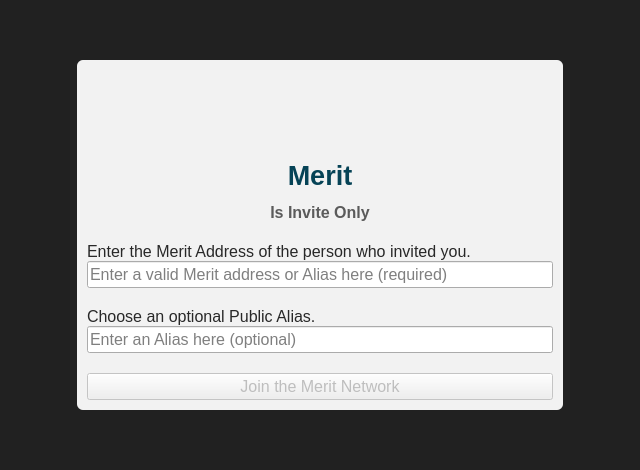
Before: the Qt Designer form src/qt/forms/enterunlockcode.ui in meritlabs/merit, drawn with Qt 5.
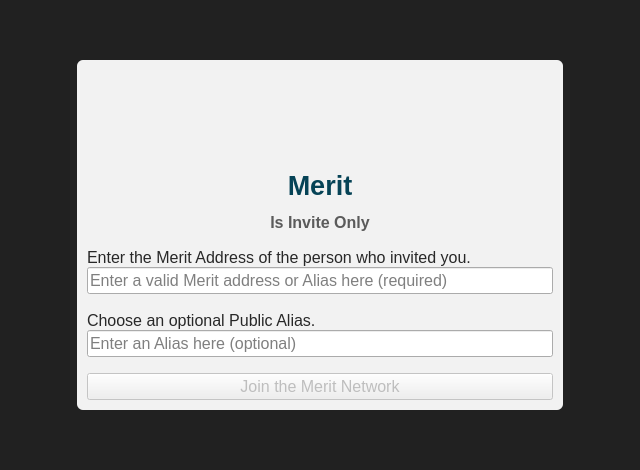
After: the same form once the commit is applied. Icons and pictures are not drawn. Custom widgets are drawn as their Qt base class.

Commit message: Remove empty horizontal layout

What changed in the file:
```diff
--- a/src/qt/forms/enterunlockcode.ui
+++ b/src/qt/forms/enterunlockcode.ui
@@ -66,7 +66,7 @@
 
 QLabel { color: rgb(40,40,40);  }</string>
         </property>
-        <layout class="QVBoxLayout" name="verticalLayoutSub" stretch="0,0,0">
+        <layout class="QVBoxLayout" name="verticalLayoutSub" stretch="0,0">
          <property name="spacing">
           <number>0</number>
          </property>
@@ -83,19 +83,10 @@
           <number>10</number>
          </property>
          <item>
-          <layout class="QHBoxLayout" name="horizontalLayoutIconText" stretch="0">
-           <property name="spacing">
-            <number>6</number>
-           </property>
-           <property name="leftMargin">
-            <number>0</number>
-           </property>
+          <layout class="QVBoxLayout" name="verticalLayoutUnlockCode">
            <property name="topMargin">
             <number>0</number>
            </property>
-           <property name="bottomMargin">
-            <number>0</number>
-           </property>
            <item>
             <layout class="QVBoxLayout" name="verticalLayoutIcon">
              <property name="leftMargin">
@@ -174,13 +165,6 @@
              </item>
             </layout>
            </item>
-          </layout>
-         </item>
-         <item>
-          <layout class="QVBoxLayout" name="verticalLayoutUnlockCode">
-           <property name="topMargin">
-            <number>0</number>
-           </property>
            <item>
             <spacer name="verticalSpacer">
              <property name="orientation">
```
